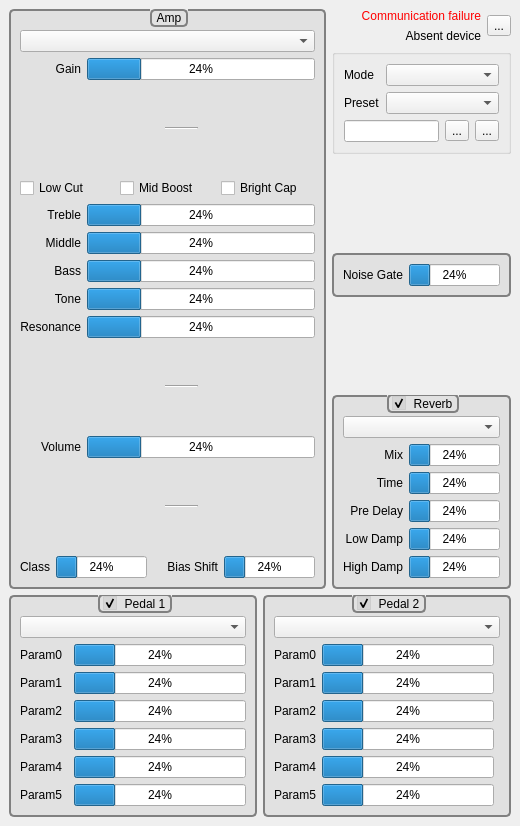
Before: the Qt Designer form resources/ui/main_win.ui in Houston4444/OsciTronix, drawn with Qt 5.
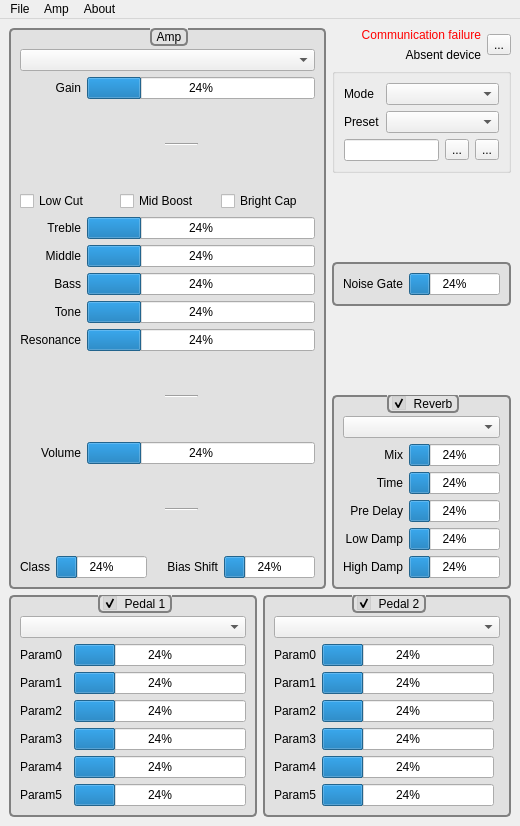
After: the same form once the commit is applied. Icons and pictures are not drawn. Custom widgets are drawn as their Qt base class.

Commit message: make menus entries (nothing connected, so nothing working yet)

Diff of the .ui file:
```diff
--- a/resources/ui/main_win.ui
+++ b/resources/ui/main_win.ui
@@ -985,6 +985,33 @@
      <height>30</height>
     </rect>
    </property>
+   <widget class="QMenu" name="menuFile">
+    <property name="title">
+     <string>File</string>
+    </property>
+    <addaction name="actionSaveCurrentProgram"/>
+    <addaction name="actionSaveCompleteAmp"/>
+    <addaction name="actionLoadProgram"/>
+    <addaction name="actionLoadCompleteAmp"/>
+    <addaction name="actionQuit"/>
+   </widget>
+   <widget class="QMenu" name="menuAbout">
+    <property name="title">
+     <string>About</string>
+    </property>
+    <addaction name="actionAboutQt"/>
+    <addaction name="actionAboutOsciTronix"/>
+   </widget>
+   <widget class="QMenu" name="menuAmp">
+    <property name="title">
+     <string>Amp</string>
+    </property>
+    <addaction name="actionSaveCurrentProgramToUserBank"/>
+    <addaction name="actionSaveCurrentProgramToUserAmpfx"/>
+   </widget>
+   <addaction name="menuFile"/>
+   <addaction name="menuAmp"/>
+   <addaction name="menuAbout"/>
   </widget>
  </widget>
  <customwidgets>
```
Left out of the diff: 72 changed lines with no effect on the pictures. The commit also changes 1 other file.
